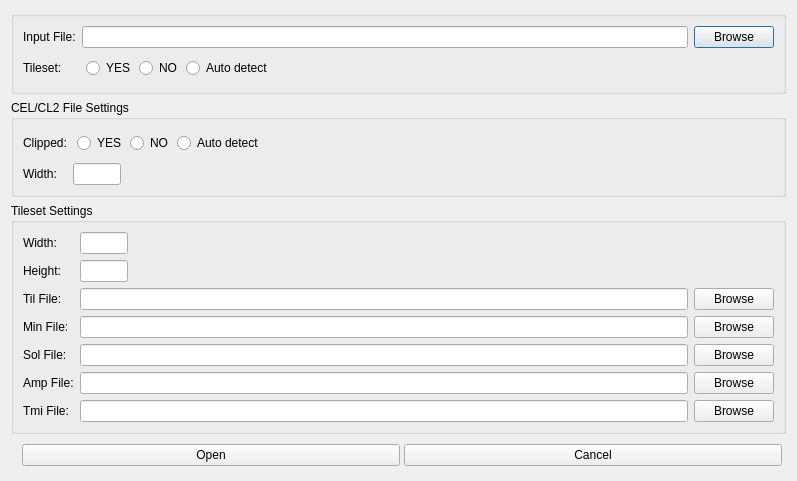
pionere/d1-graphics-tool, file source/openasdialog.ui: the form before one commit.
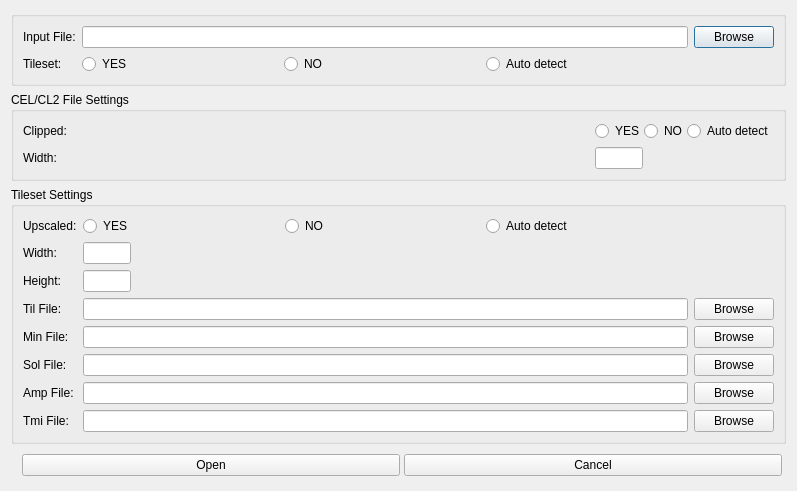
The form after the commit.

```diff
--- a/source/openasdialog.ui
+++ b/source/openasdialog.ui
@@ -52,19 +52,19 @@
        <widget class="QWidget" name="isTilesetWidget" native="true">
         <layout class="QHBoxLayout" name="horizontalLayout_1">
          <property name="spacing">
-          <number>4</number>
+          <number>0</number>
          </property>
          <property name="leftMargin">
-          <number>4</number>
+          <number>0</number>
          </property>
          <property name="topMargin">
-          <number>4</number>
+          <number>0</number>
          </property>
          <property name="rightMargin">
-          <number>4</number>
+          <number>0</number>
          </property>
          <property name="bottomMargin">
-          <number>4</number>
+          <number>0</number>
          </property>
          <item>
           <widget class="QRadioButton" name="isTilesetYesRadioButton">
@@ -96,19 +96,6 @@
            </attribute>
           </widget>
          </item>
-         <item>
-          <spacer name="horizontalSpacer_1">
-           <property name="orientation">
-            <enum>Qt::Horizontal</enum>
-           </property>
-           <property name="sizeHint" stdset="0">
-            <size>
-             <width>140</width>
-             <height>20</height>
-            </size>
-           </property>
-          </spacer>
-         </item>
         </layout>
        </widget>
       </item>
@@ -132,19 +119,19 @@
        <widget class="QWidget" name="celClippedWidget" native="true">
         <layout class="QHBoxLayout" name="horizontalLayout_2">
          <property name="spacing">
-          <number>4</number>
+          <number>0</number>
          </property>
          <property name="leftMargin">
-          <number>4</number>
+          <number>0</number>
          </property>
          <property name="topMargin">
-          <number>4</number>
+          <number>0</number>
          </property>
          <property name="rightMargin">
-          <number>4</number>
+          <number>0</number>
          </property>
          <property name="bottomMargin">
-          <number>4</number>
+          <number>0</number>
          </property>
          <item>
           <widget class="QRadioButton" name="celClippedYesRadioButton">
@@ -176,19 +163,6 @@
            </attribute>
           </widget>
          </item>
-         <item>
-          <spacer name="horizontalSpacer_2">
-           <property name="orientation">
-            <enum>Qt::Horizontal</enum>
-           </property>
-           <property name="sizeHint" stdset="0">
-            <size>
-             <width>140</width>
-             <height>20</height>
-            </size>
-           </property>
-          </spacer>
-         </item>
         </layout>
        </widget>
       </item>
@@ -234,13 +208,71 @@
      </property>
      <layout class="QGridLayout" name="gridLayout_2">
       <item row="0" column="0">
+       <widget class="QLabel" name="minUpscaledLabel">
+        <property name="text">
+         <string>Upscaled:</string>
+        </property>
+       </widget>
+      </item>
+      <item row="0" column="1">
+       <widget class="QWidget" name="minUpscaledWidget" native="true">
+        <layout class="QHBoxLayout" name="horizontalLayout_3">
+         <property name="spacing">
+          <number>0</number>
+         </property>
+         <property name="leftMargin">
+          <number>0</number>
+         </property>
+         <property name="topMargin">
+          <number>0</number>
+         </property>
+         <property name="rightMargin">
+          <number>0</number>
+         </property>
+         <property name="bottomMargin">
+          <number>0</number>
+         </property>
+         <item>
+          <widget class="QRadioButton" name="minUpscaledYesRadioButton">
+           <property name="text">
+            <string>YES</string>
+           </property>
+           <attribute name="buttonGroup">
+            <string notr="true">minUpscaledButtonGroup</string>
+           </attribute>
+          </widget>
+         </item>
+         <item>
+          <widget class="QRadioButton" name="minUpscaledNoRadioButton">
+           <property name="text">
+            <string>NO</string>
+           </property>
+           <attribute name="buttonGroup">
+            <string notr="true">minUpscaledButtonGroup</string>
+           </attribute>
+          </widget>
+         </item>
+         <item>
+          <widget class="QRadioButton" name="minUpscaledAutoRadioButton">
+           <property name="text">
+            <string>Auto detect</string>
+           </property>
+           <attribute name="buttonGroup">
+            <string notr="true">minUpscaledButtonGroup</string>
+           </attribute>
+          </widget>
+         </item>
+        </layout>
+       </widget>
+      </item>
+      <item row="1" column="0">
        <widget class="QLabel" name="minWidthLabel">
         <property name="text">
          <string>Width:</string>
         </property>
        </widget>
       </item>
-      <item row="0" column="1">
+      <item row="1" column="1">
        <widget class="QLineEdit" name="minWidthEdit">
         <property name="minimumSize">
          <size>
@@ -259,14 +291,14 @@
         </property>
        </widget>
       </item>
-      <item row="1" column="0">
+      <item row="2" column="0">
        <widget class="QLabel" name="minHeightLabel">
         <property name="text">
          <string>Height:</string>
         </property>
        </widget>
       </item>
-      <item row="1" column="1">
+      <item row="2" column="1">
        <widget class="QLineEdit" name="minHeightEdit">
         <property name="minimumSize">
          <size>
@@ -285,105 +317,105 @@
         </property>
        </widget>
       </item>
-      <item row="2" column="0">
+      <item row="3" column="0">
        <widget class="QLabel" name="tilFileLabel">
         <property name="text">
          <string>Til File:</string>
         </property>
        </widget>
       </item>
-      <item row="2" column="1">
+      <item row="3" column="1">
        <widget class="QLineEdit" name="tilFileEdit">
         <property name="readOnly">
          <bool>true</bool>
         </property>
        </widget>
       </item>
-      <item row="2" column="2">
+      <item row="3" column="2">
        <widget class="QPushButton" name="tilFileBrowseButton">
         <property name="text">
          <string>Browse</string>
         </property>
        </widget>
       </item>
-      <item row="3" column="0">
+      <item row="4" column="0">
        <widget class="QLabel" name="minFileLabel">
         <property name="text">
          <string>Min File:</string>
         </property>
        </widget>
       </item>
-      <item row="3" column="1">
+      <item row="4" column="1">
        <widget class="QLineEdit" name="minFileEdit">
         <property name="readOnly">
          <bool>true</bool>
         </property>
        </widget>
       </item>
-      <item row="3" column="2">
+      <item row="4" column="2">
        <widget class="QPushButton" name="minFileBrowseButton">
         <property name="text">
          <string>Browse</string>
         </property>
        </widget>
       </item>
-      <item row="4" column="0">
+      <item row="5" column="0">
        <widget class="QLabel" name="solFileLabel">
         <property name="text">
          <string>Sol File:</string>
         </property>
        </widget>
       </item>
-      <item row="4" column="1">
+      <item row="5" column="1">
        <widget class="QLineEdit" name="solFileEdit">
         <property name="readOnly">
          <bool>true</bool>
         </property>
        </widget>
       </item>
-      <item row="4" column="2">
+      <item row="5" column="2">
        <widget class="QPushButton" name="solFileBrowseButton">
         <property name="text">
          <string>Browse</string>
         </property>
        </widget>
       </item>
-      <item row="5" column="0">
+      <item row="6" column="0">
        <widget class="QLabel" name="ampFileLabel">
         <property name="text">
          <string>Amp File:</string>
         </property>
        </widget>
       </item>
-      <item row="5" column="1">
+      <item row="6" column="1">
        <widget class="QLineEdit" name="ampFileEdit">
         <property name="readOnly">
          <bool>true</bool>
         </property>
        </widget>
       </item>
-      <item row="5" column="2">
+      <item row="6" column="2">
        <widget class="QPushButton" name="ampFileBrowseButton">
         <property name="text">
          <string>Browse</string>
         </property>
        </widget>
       </item>
-      <item row="6" column="0">
+      <item row="7" column="0">
        <widget class="QLabel" name="tmiFileLabel">
         <property name="text">
          <string>Tmi File:</string>
         </property>
        </widget>
       </item>
-      <item row="6" column="1">
+      <item row="7" column="1">
        <widget class="QLineEdit" name="tmiFileEdit">
         <property name="readOnly">
          <bool>true</bool>
         </property>
        </widget>
       </item>
-      <item row="6" column="2">
+      <item row="7" column="2">
        <widget class="QPushButton" name="tmiFileBrowseButton">
         <property name="text">
          <string>Browse</string>
```
Left out of the diff: 3 changed lines with no effect on the pictures.
